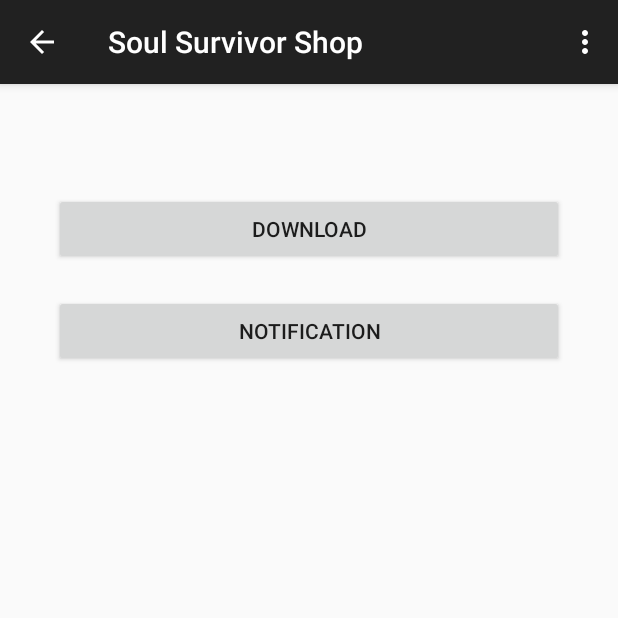
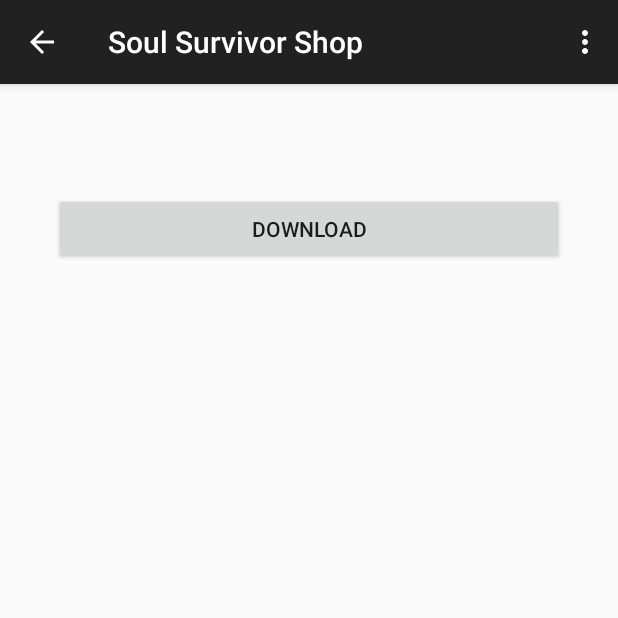
Before and after one commit to yanniboi/ss_shop, an Android app: the TalkActivity screen opened directly, with no data from a screen before it, on a phone screen of 412 x 824 dp, the top half of it. Run offline under Robolectric (Android 15) with nearby library versions, the phone set to English and light mode, and no system bars.

Commit message:
Removed debug notification button.

```diff
--- a/app/src/main/res/layout/activity_talk.xml
+++ b/app/src/main/res/layout/activity_talk.xml
@@ -45,16 +45,4 @@
         android:layout_marginRight="20dp"
         android:layout_marginBottom="10dp" />
 
-    <Button
-        android:onClick="sendNotification"
-        android:id="@+id/notification"
-        android:text="Notification"
-        android:layout_below="@+id/download_talk"
-        android:layout_width="fill_parent"
-        android:layout_height="wrap_content"
-        android:layout_marginTop="10dp"
-        android:layout_marginLeft="20dp"
-        android:layout_marginRight="20dp"
-        android:layout_marginBottom="20dp" />
-
 </RelativeLayout>
```
